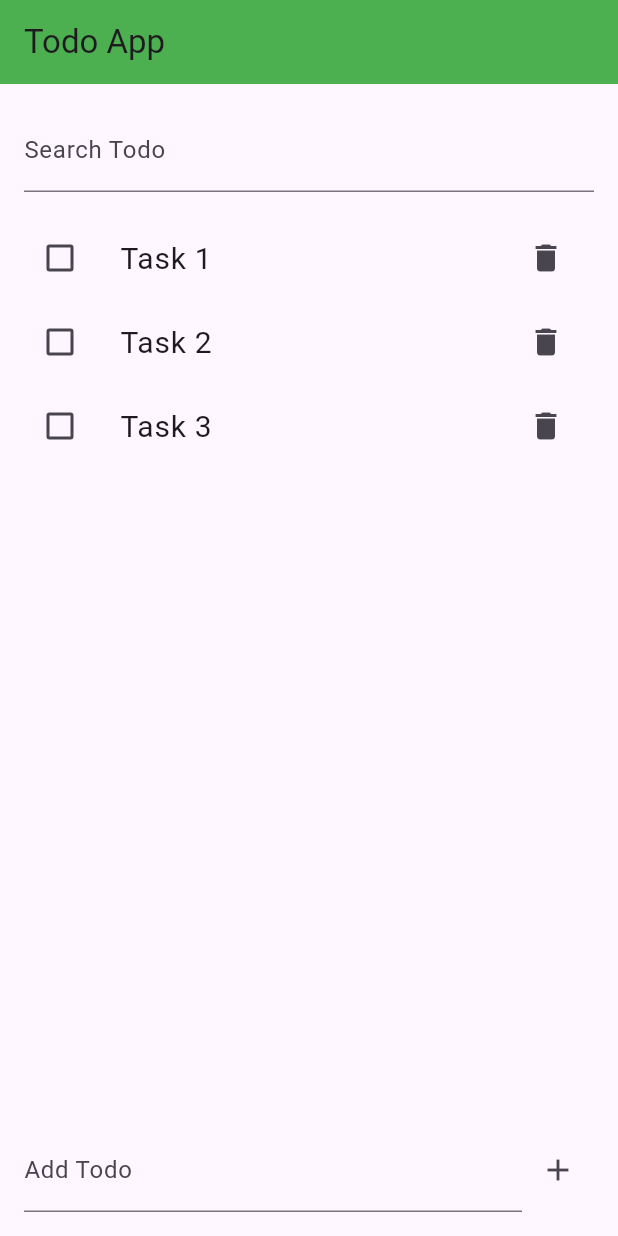
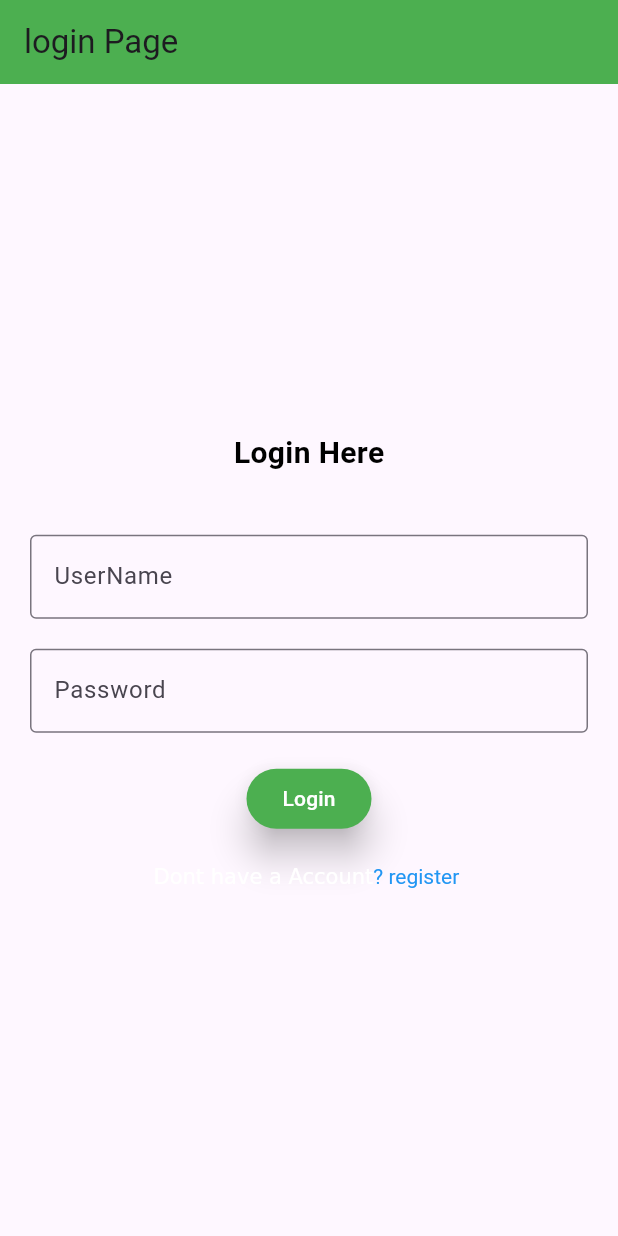
Before and after one commit to jahidhasanmonnaostad/Todo-List-, a Flutter app: the screen it shows after launch, on a phone screen of 412 x 824 dp. Run offline on Flutter 3.47's test engine with Material 3 defaults, Android fonts, the light colour scheme and no system bars.

Commit message:
Login Page Code Flutter

```diff
--- a/lib/main.dart
+++ b/lib/main.dart
@@ -1,151 +1,137 @@
+import 'package:flutter/cupertino.dart';
+import 'package:flutter/gestures.dart';
 import 'package:flutter/material.dart';
 
-void main() {
+void main (){
   runApp(MyApp());
+
 }
 
 class MyApp extends StatelessWidget {
+  const MyApp({super.key});
+
   @override
   Widget build(BuildContext context) {
-    return MaterialApp(
-      debugShowCheckedModeBanner: false,
-      title: "Todo List",
-      theme: ThemeData(
-        primaryColor: Colors.green,
-      ),
-      home: HomeActivity(),
+   return MaterialApp(
+     debugShowCheckedModeBanner:false,
+     title: "Login From",
+     home:LoginActivity(),
+
+   );
+
+  }
+}
+class LoginActivity extends StatefulWidget {
+  const LoginActivity({super.key});
+
+  @override
+  State<LoginActivity> createState() => _LoginActivityState();
+}
+
+class _LoginActivityState extends State<LoginActivity> {
+  @override
+  Widget build(BuildContext context) {
+   return Scaffold(
+     appBar:AppBar(
+       title:Text('login Page '),
+       backgroundColor:Colors.green,
+
+     ),
+     body:LoginActivityScreen(),
+   );
+
+  }
+}
+class LoginActivityScreen extends StatelessWidget {
+   LoginActivityScreen({super.key});
+   final _FromKey=GlobalKey<FormState>();
+  final  TextEditingController userName=TextEditingController();
+  final TextEditingController password=TextEditingController();
+
+
+
+  @override
+  Widget build(BuildContext context) {
+    return Padding(padding: EdgeInsets.all(20),
+
+    child:Form(
+      key:_FromKey,
+      child:Column(
+      mainAxisAlignment:MainAxisAlignment.center,
+
+      children: [
+        Text("Login Here",
+            style:TextStyle(color:Colors.black,
+                fontSize:20,
+                fontWeight:FontWeight.bold)
+
+        ),
+
+        SizedBox(height:40,),
+        TextFormField(
+          controller:userName,
+          decoration:InputDecoration(
+            label:Text("UserName"),
+            hintText:"UserName",
+            border:OutlineInputBorder(
+
+            ),
+          ),
+          validator:(value) {
+
+            if (value == null || value.isEmpty) {
+
+              return 'Please enter your username';
+
+            }
+
+            return null;
+
+          },
+
+                  ),
+        SizedBox(height:20,),
+        TextFormField(
+          controller:password,
+          obscureText:true,
+          decoration:InputDecoration(
+            label:Text("Password "),
+            hintText:"Password",
+            border:OutlineInputBorder(
+
+            ),
+          ),
+
+        ),
+        SizedBox(height:20,),
+
+        ElevatedButton(
+          onPressed: (){}, child:Text("Login",style:TextStyle(color:Colors.white),),
+          style:ElevatedButton.styleFrom(
+            elevation:10,
+            backgroundColor:Colors.green,
+          )
+        ),
+        SizedBox(height:20,),
+        RichText(text:TextSpan(
+          children:[
+            TextSpan(
+              text:"Dont have a Account"
+            ),
+
+            TextSpan(
+              text: "? register ",
+              style: TextStyle(color: Colors.blue),
+              recognizer: TapGestureRecognizer()
+                ..onTap = () {
+                },
+            )
+          ]
+        ))
+      ],
+
+    ),
+    )
     );
   }
 }
-
-class HomeActivity extends StatefulWidget {
-  @override
-  State<StatefulWidget> createState() {
-    return HomeActivityState();
-  }
-}
-
-class HomeActivityState extends State<HomeActivity> {
-  List<Map<String, dynamic>> task = [
-    {"id": 1, "name": "Task 1", "isDone": false},
-    {"id": 2, "name": "Task 2", "isDone": false},
-    {"id": 3, "name": "Task 3", "isDone": false},
-  ];
-
-  List<Map<String, dynamic>> filteredTasks = [];
-  TextEditingController myController = TextEditingController();
-  TextEditingController _searchController = TextEditingController();
-
-  @override
-  void initState() {
-    super.initState();
-    filteredTasks = task; // Initialize filteredTasks with all tasks
-  }
-
-  void addTask(String title) {
-    setState(() {
-      task.add({"id": task.length + 1, "name": title, "isDone": false});
-      filteredTasks = task; // Update filteredTasks to include new task
-    });
-    myController.clear();
-  }
-
-  void toggleTask(int id) {
-    setState(() {
-      final tasks = task.firstWhere((task) => task["id"] == id);
-      tasks['isDone'] = !tasks['isDone'];
-    });
-  }
-
-  void deleteTask(int id) {
-    setState(() {
-      task.removeWhere((task) => task['id'] == id);
-      filteredTasks = task; // Update filteredTasks after deletion
-    });
-  }
-
-  void searchTask(String query) {
-    setState(() {
-      filteredTasks = task
-          .where((task) => task['name'].toLowerCase().contains(query.toLowerCase()))
-          .toList();
-    });
-  }
-
-  @override
-  Widget build(BuildContext context) {
-    return Scaffold(
-      appBar: AppBar(
-        title: Text("Todo App"),
-        backgroundColor: Colors.green,
-      ),
-      body: Column(
-        children: [
-          Padding(
-            padding: const EdgeInsets.all(16.0),
-            child: TextField(
-              controller: _searchController,
-              decoration: InputDecoration(
-                label: Text("Search Todo"),
-              ),
-              onChanged: searchTask,
-            ),
-          ),
-          Expanded(
-            child: ListView.builder(
-              itemCount: filteredTasks.length,
-              itemBuilder: (context, index) {
-                final tasks = filteredTasks[index];
-                return ListTile(
-                  leading: Checkbox(
-                    value: tasks['isDone'],
-                    onChanged: (value) {
-                      toggleTask(tasks['id']);
-                    },
-                  ),
-                  title: Text(
-                    tasks['name'],
-                    style: TextStyle(
-                      fontSize: 20,
-                      decoration: tasks['isDone'] ? TextDecoration.lineThrough : TextDecoration.none,
-                    ),
-                  ),
-                  trailing: IconButton(
-                    onPressed: () {
-                      deleteTask(tasks['id']);
-                    },
-                    icon: Icon(Icons.delete),
-                  ),
-                );
-              },
-            ),
-          ),
-          Padding(
-            padding: EdgeInsets.all(16.0),
-            child: Row(
-              children: [
-
-                Expanded(
-                  child: TextField(
-                    controller: myController,
-                    decoration: InputDecoration(
-                      label: Text("Add Todo"),
-                    ),
-                  ),
-                ),
-                IconButton(
-                  onPressed: () {
-                    if (myController.text.isNotEmpty) {
-                      addTask(myController.text);
-                    }
-                  },
-                  icon: Icon(Icons.add),
-                ),
-              ],
-            ),
-          ),
-        ],
-      ),
-    );
-  }
-}
```
